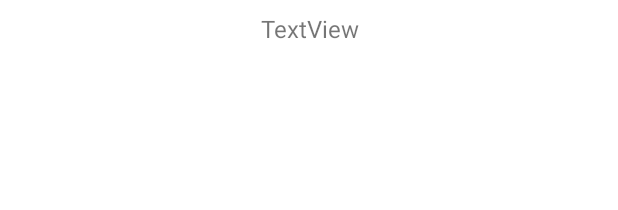
After one commit to AlminPiricDojo/NotesApp, an Android app: the layout note_row.xml on its own in the app's theme, with its tools: preview values and no code run, on a phone screen of 412 x 824 dp. The commit adds this screen. Shown: the top 210 px of the screen. Run offline under Robolectric (Android 15) with nearby library versions, the phone set to English and light mode, and no system bars.

Commit message:
Save and Retrieve

```diff
--- /dev/null
+++ b/app/src/main/res/layout/note_row.xml
@@ -0,0 +1,20 @@
+<?xml version="1.0" encoding="utf-8"?>
+<LinearLayout xmlns:android="http://schemas.android.com/apk/res/android"
+    xmlns:app="http://schemas.android.com/apk/res-auto"
+    android:orientation="horizontal"
+    android:layout_width="match_parent"
+    android:padding="8dp"
+    android:id="@+id/llNoteHolder"
+    android:layout_height="wrap_content">
+
+    <TextView
+        android:id="@+id/tvNote"
+        android:layout_width="0dp"
+        android:layout_height="wrap_content"
+        android:textAlignment="center"
+        android:layout_gravity="center"
+        android:layout_weight="1"
+        android:textSize="16sp"
+        android:text="TextView" />
+
+</LinearLayout>
```
Also changed, not shown: app/src/main/java/com/example/notesapp/MainActivity.kt (+17 -0 lines), app/src/main/java/com/example/notesapp/adapters/NoteAdapter.kt (added, +37 -0 lines), app/src/main/java/com/example/notesapp/database/DatabaseHandler.kt (+32 -0 lines), app/src/main/res/layout/activity_main.xml (+11 -0 lines).
